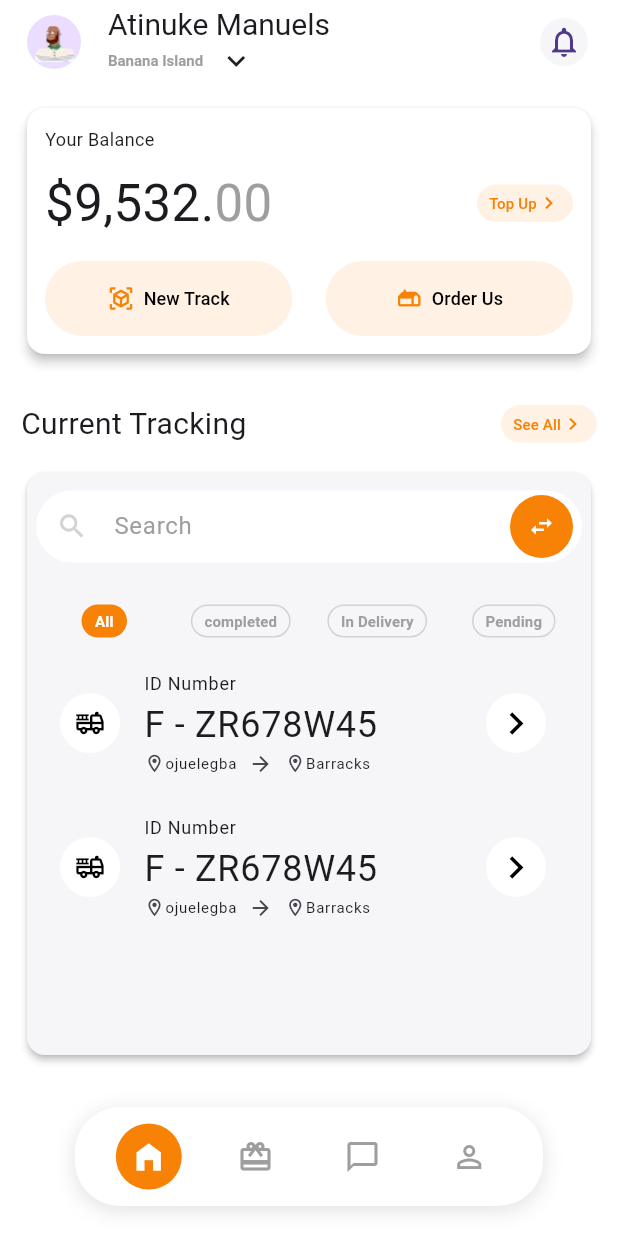
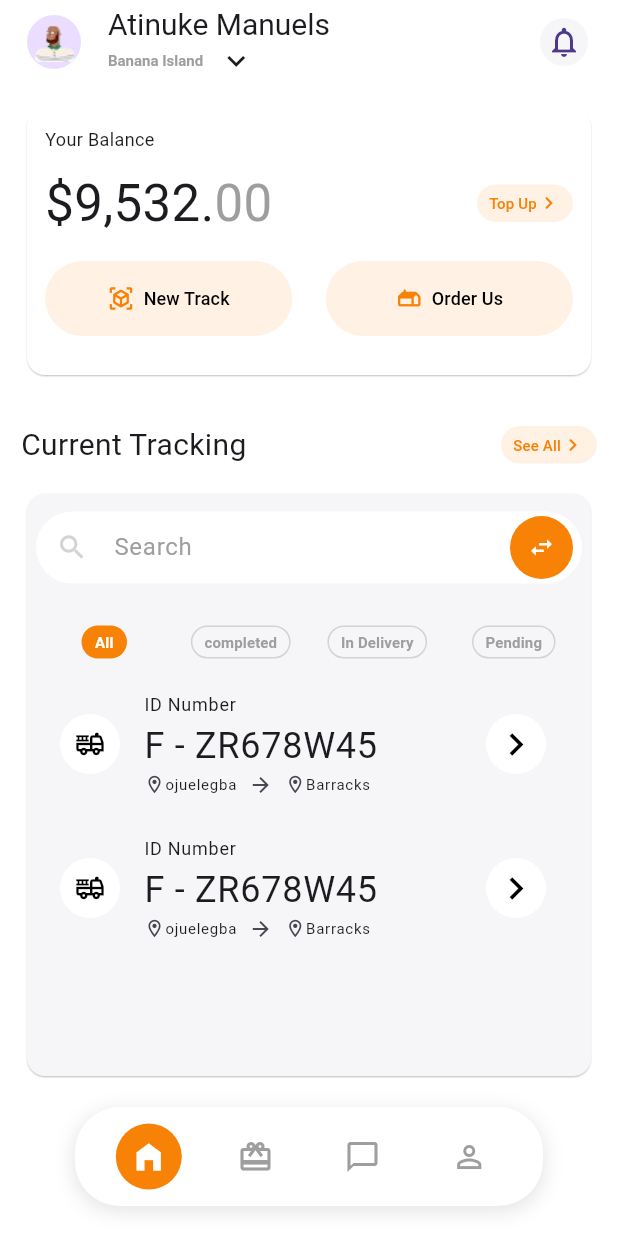
Before and after one commit to Atinuke-Manuels/Dev_Foundry2, a Flutter app: the screen it shows after launch, on a phone screen of 412 x 824 dp. Run offline on Flutter 3.47's test engine with Material 3 defaults, Android fonts, the phone set to English and light mode, and no system bars.

Commit message:
fix: Refactor code

```diff
--- a/lib/constants/constants.dart
+++ b/lib/constants/constants.dart
@@ -16,6 +16,8 @@ const smallSpacing = 10.0;
 const spacing = 14.0;
 const bigSpacing = 28.0;
 
+const smallElevation = 0.45;
+
 const tinyFontSize = 10.0;
 const smallFontSize = 12.0;
 const mediumFontSize = 14.0;
--- a/lib/ui_components/widgets/home_screen_widgets/balance_card.dart
+++ b/lib/ui_components/widgets/home_screen_widgets/balance_card.dart
@@ -12,7 +12,7 @@ class BalanceCard extends StatelessWidget {
     final strings = AppStrings.of(context);
     return Card(
       color: scaffoldBackgroundColor,
-      elevation: 3,
+      elevation: smallElevation,
       child: Padding(
         padding: const EdgeInsets.all(12.0),
         child: Column(
@@ -106,6 +106,7 @@ class BalanceCard extends StatelessWidget {
                 ),
               ],
             ),
+            SizedBox(height: spacing),
           ],
         ),
       ),
--- a/lib/ui_components/widgets/home_screen_widgets/home_screen_bottom_card.dart
+++ b/lib/ui_components/widgets/home_screen_widgets/home_screen_bottom_card.dart
@@ -11,7 +11,7 @@ class HomeScreenBottomCard extends StatelessWidget {
   Widget build(BuildContext context) {
     return Card(
       color: lowerCardColor,
-      elevation: 2,
+      elevation: smallElevation,
       child: Padding(
         padding: const EdgeInsets.symmetric(horizontal: 6, vertical: 12),
         child: Column(
--- a/lib/ui_components/widgets/package_details_widgets/package_details_screen_middle_card.dart
+++ b/lib/ui_components/widgets/package_details_widgets/package_details_screen_middle_card.dart
@@ -13,7 +13,7 @@ class PackageDetailsScreenMiddleCard extends StatelessWidget {
 
     return Card(
       color: lowerCardColor,
-      elevation: 3,
+      elevation: smallElevation,
       child: Padding(
         padding:
             const EdgeInsets.only(left: 10, right: 10, top: 12, bottom: 12),
--- a/lib/ui_components/widgets/package_details_widgets/package_details_top_card.dart
+++ b/lib/ui_components/widgets/package_details_widgets/package_details_top_card.dart
@@ -18,7 +18,7 @@ class PackageDetailsTopCard extends StatelessWidget {
 
     return Card(
       color: scaffoldBackgroundColor,
-      elevation: 3,
+      elevation: smallElevation,
       child: Padding(
         padding: const EdgeInsets.symmetric(horizontal: 0, vertical: 12),
         child: Column(
```
